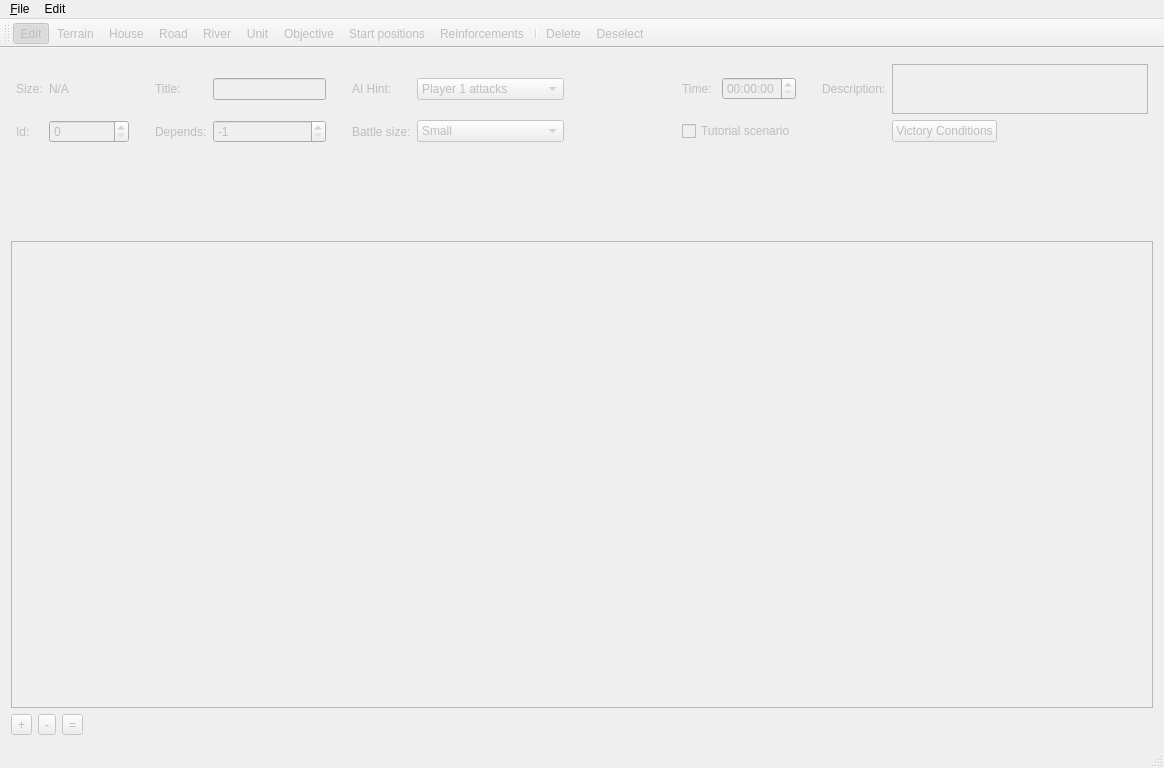
Above: EditorMainWindow.ui from D-Pointer/imperium-editor before the change. Below: the same form after it.
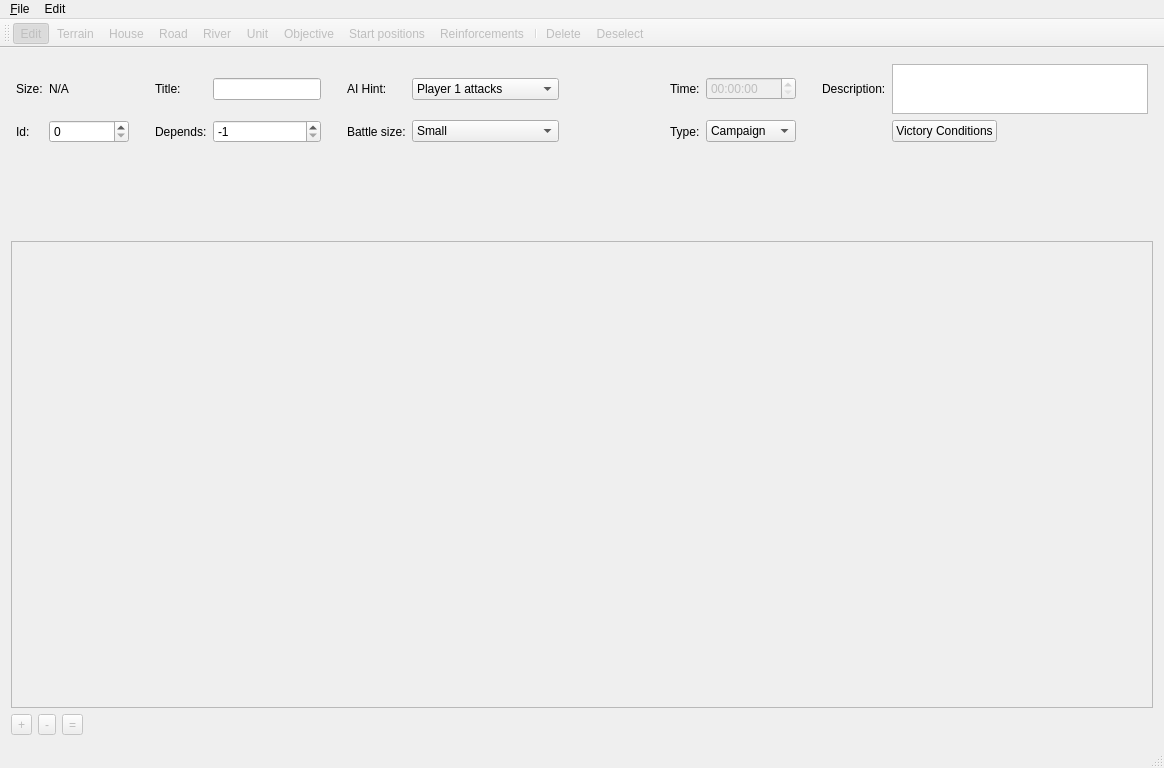
That is the form after the change. Icons and pictures are not drawn.

The edit to the form file:
```diff
--- a/EditorMainWindow.ui
+++ b/EditorMainWindow.ui
@@ -86,7 +86,7 @@
     <item row="0" column="0" colspan="4">
      <widget class="QStackedWidget" name="m_stack">
       <property name="enabled">
-       <bool>false</bool>
+       <bool>true</bool>
       </property>
       <property name="currentIndex">
        <number>0</number>
@@ -389,13 +389,6 @@
           </property>
          </widget>
         </item>
-        <item row="1" column="9" colspan="2">
-         <widget class="QCheckBox" name="m_tutorial">
-          <property name="text">
-           <string>Tutorial scenario</string>
-          </property>
-         </widget>
-        </item>
         <item row="1" column="13">
          <widget class="QPushButton" name="m_victory">
           <property name="text">
@@ -403,6 +396,32 @@
           </property>
          </widget>
         </item>
+        <item row="1" column="10">
+         <widget class="QComboBox" name="m_mapType">
+          <item>
+           <property name="text">
+            <string>Campaign</string>
+           </property>
+          </item>
+          <item>
+           <property name="text">
+            <string>Tutorial</string>
+           </property>
+          </item>
+          <item>
+           <property name="text">
+            <string>Multiplayer</string>
+           </property>
+          </item>
+         </widget>
+        </item>
+        <item row="1" column="9">
+         <widget class="QLabel" name="label_32">
+          <property name="text">
+           <string>Type:</string>
+          </property>
+         </widget>
+        </item>
        </layout>
       </widget>
       <widget class="QWidget" name="terrainPage">
```
